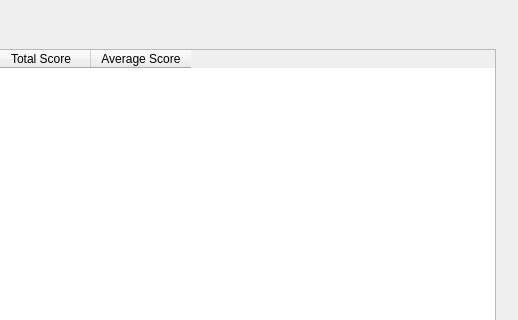
First picture: the form in mainwindow.ui, repository nphelpsiv/Education-App, before the edit; both pictures show x 332 to 850 and y 0 to 320 of the 850 by 680 pixel window.
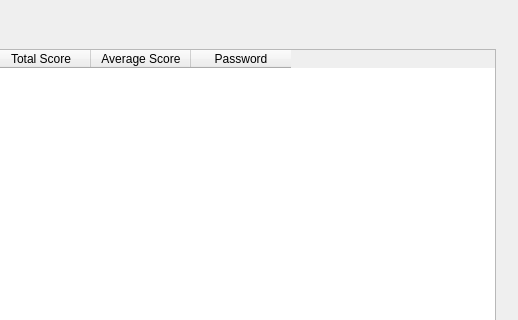
Second picture: the form after the edit. The open tabs and pages were chosen to show the change. Icons and pictures are not drawn.

Commit message: Added password to manage screen. Remove Student Works! Added linux only pre-processor instructions to linuxdatabasecommunicator.

What changed in the file:
```diff
--- a/mainwindow.ui
+++ b/mainwindow.ui
@@ -1875,6 +1875,11 @@
             <string>Average Score</string>
            </property>
           </column>
+          <column>
+           <property name="text">
+            <string>Password</string>
+           </property>
+          </column>
          </widget>
         </item>
         <item>
```
Left out of the diff: 20 changed lines with no effect on the pictures. The commit also changes 4 other files.
